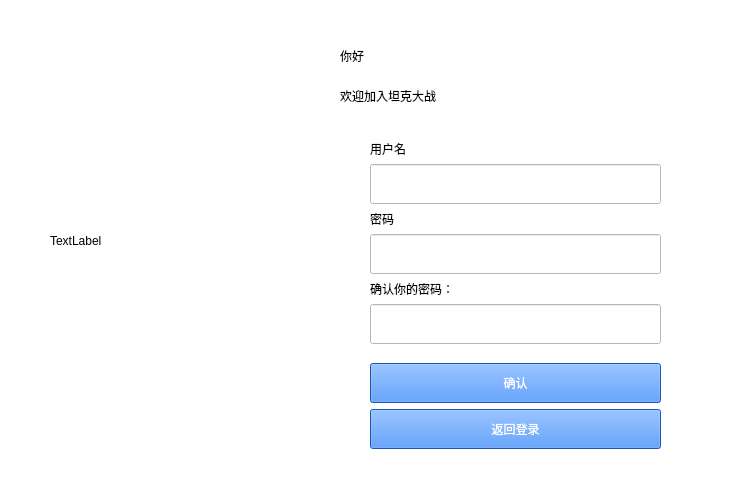
This is signup.ui in wh-first-soulful/tank as Qt 5 draws it before an edit. The edited form follows.
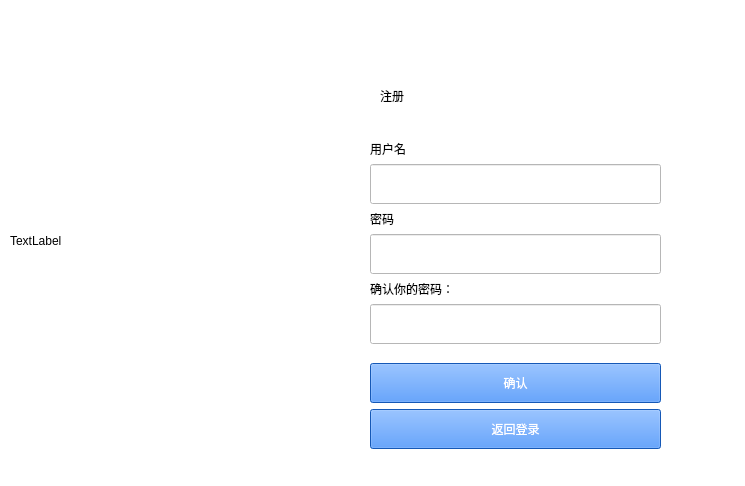
This is the edited form.

The edit to the form file:
```diff
--- a/signup.ui
+++ b/signup.ui
@@ -19,9 +19,9 @@
   <widget class="QLabel" name="label_image">
    <property name="geometry">
     <rect>
-     <x>50</x>
+     <x>10</x>
      <y>0</y>
-     <width>261</width>
+     <width>341</width>
      <height>481</height>
     </rect>
    </property>
@@ -42,13 +42,13 @@
     <string notr="true">font: 87 20pt &quot;Arial Black&quot;;</string>
    </property>
    <property name="text">
-    <string>你好</string>
+    <string/>
    </property>
   </widget>
   <widget class="QLabel" name="label_2">
    <property name="geometry">
     <rect>
-     <x>340</x>
+     <x>380</x>
      <y>70</y>
      <width>331</width>
      <height>51</height>
@@ -58,7 +58,7 @@
     <string notr="true">font: 87 20pt &quot;Arial Black&quot;;</string>
    </property>
    <property name="text">
-    <string>欢迎加入坦克大战</string>
+    <string>注册</string>
    </property>
   </widget>
   <widget class="QWidget" name="layoutWidget">
```
